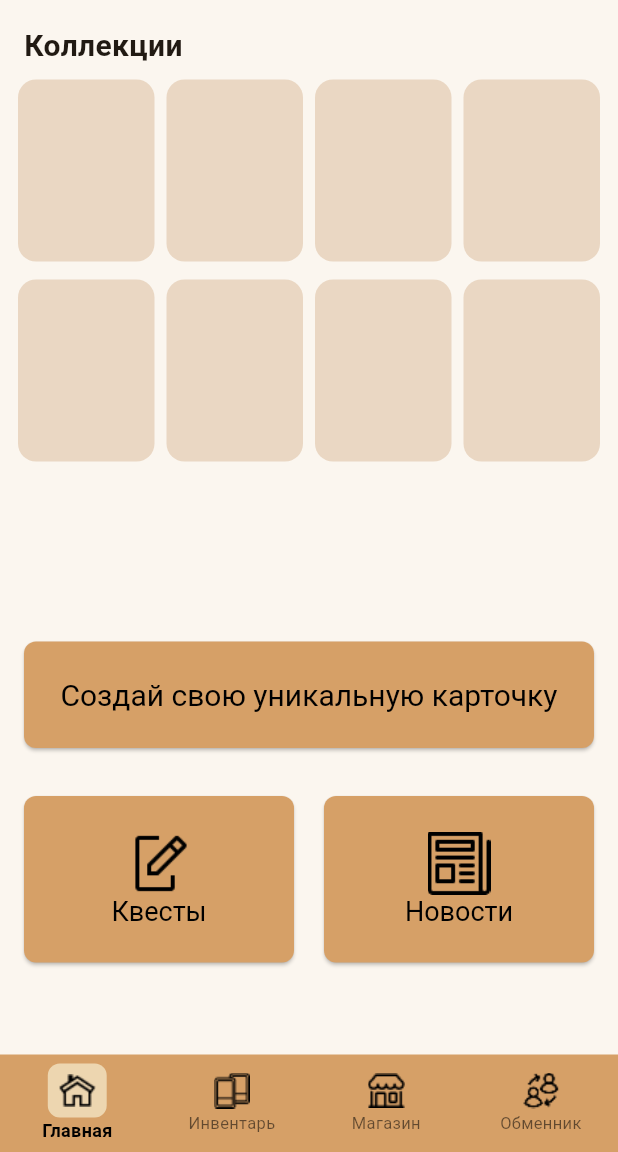
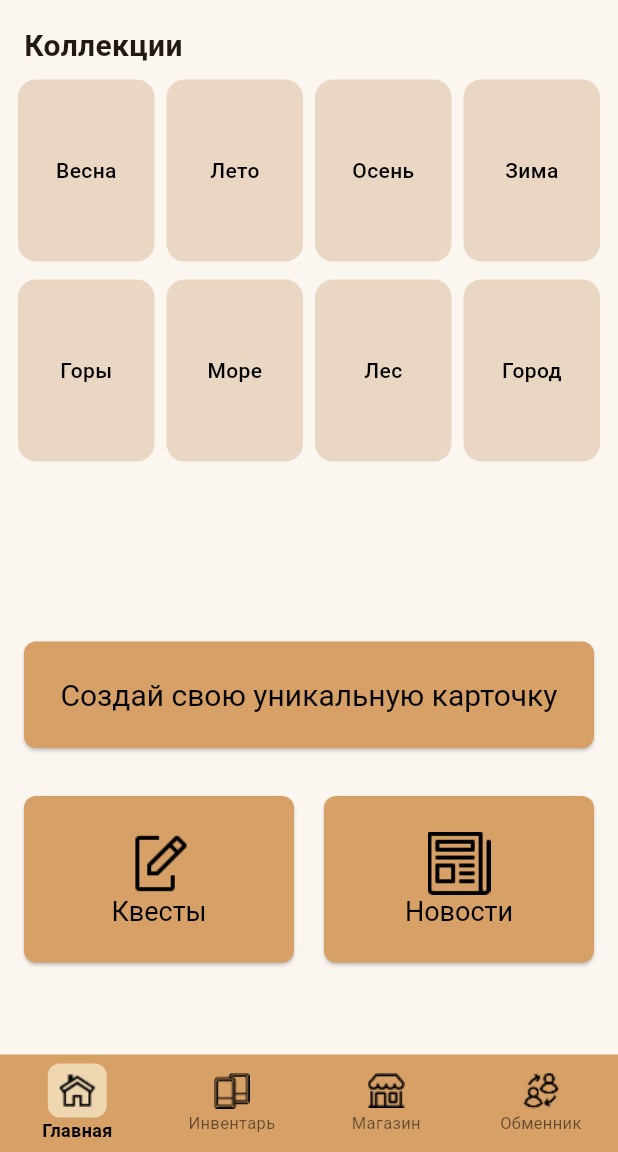
Before and after one commit to capti/Cardly, a Flutter app: the screen it shows after launch, on a phone screen of 412 x 824 dp, the part 84-1236 px from its top. Run offline on Flutter 3.47's test engine with Material 3 defaults, Android fonts, the phone set to English and light mode, and no system bars; our stand-ins replace email_validator, flutter_svg, shared_preferences; accounts and stored records are empty; Roboto replaces fonts that are missing (Jost).

Commit message:
FCCX-131 add ability to view collections from “Home”

```diff
--- a/frontend/lib/views/home_screen.dart
+++ b/frontend/lib/views/home_screen.dart
@@ -7,6 +7,7 @@ import 'exchanges_screen.dart';
 import 'news_screen.dart';
 import 'quests_screen.dart';
 import 'profile_screen.dart';
+import 'notifications_modal.dart';
 
 class HomeScreen extends StatefulWidget {
   const HomeScreen({super.key});
@@ -64,7 +65,12 @@ class _HomeScreenState extends State<HomeScreen> {
               height: 36,
               color: Colors.black,
             ),
-            onPressed: null,
+            onPressed: () {
+              showDialog(
+                context: context,
+                builder: (context) => const NotificationsModal(),
+              );
+            },
           ),
         ],
       ),
@@ -96,10 +102,45 @@ class _HomeScreenState extends State<HomeScreen> {
               ),
               itemCount: 8,
               itemBuilder: (context, index) {
-                return Container(
-                  decoration: BoxDecoration(
-                    color: const Color(0xFFEAD7C3),
-                    borderRadius: BorderRadius.circular(12.0),
+                // Dummy collection names for demonstration
+                final List<String> collectionNames = [
+                  'Весна',
+                  'Лето',
+                  'Осень',
+                  'Зима',
+                  'Горы',
+                  'Море',
+                  'Лес',
+                  'Город'
+                ];
+
+                return InkWell(
+                  onTap: () {
+                    Navigator.push(
+                      context,
+                      MaterialPageRoute(
+                        builder: (context) => InventoryScreen(
+                          collectionName: collectionNames[index],
+                        ),
+                      ),
+                    );
+                  },
+                  child: Container(
+                    decoration: BoxDecoration(
+                      color: const Color(0xFFEAD7C3),
+                      borderRadius: BorderRadius.circular(12.0),
+                    ),
+                    child: Center(
+                      child: Text(
+                        collectionNames[index],
+                        style: const TextStyle(
+                          color: Colors.black,
+                          fontSize: 14,
+                          fontWeight: FontWeight.w500,
+                          fontFamily: 'Jost',
+                        ),
+                      ),
+                    ),
                   ),
                 );
               },
@@ -278,9 +319,11 @@ class _HomeScreenState extends State<HomeScreen> {
           selectedLabelStyle: const TextStyle(
             fontSize: 12,
             fontWeight: FontWeight.bold,
+            fontFamily: 'Jost',
           ),
           unselectedLabelStyle: const TextStyle(
             fontSize: 11,
+            fontFamily: 'Jost',
           ),
           items: [
             BottomNavigationBarItem(
```
